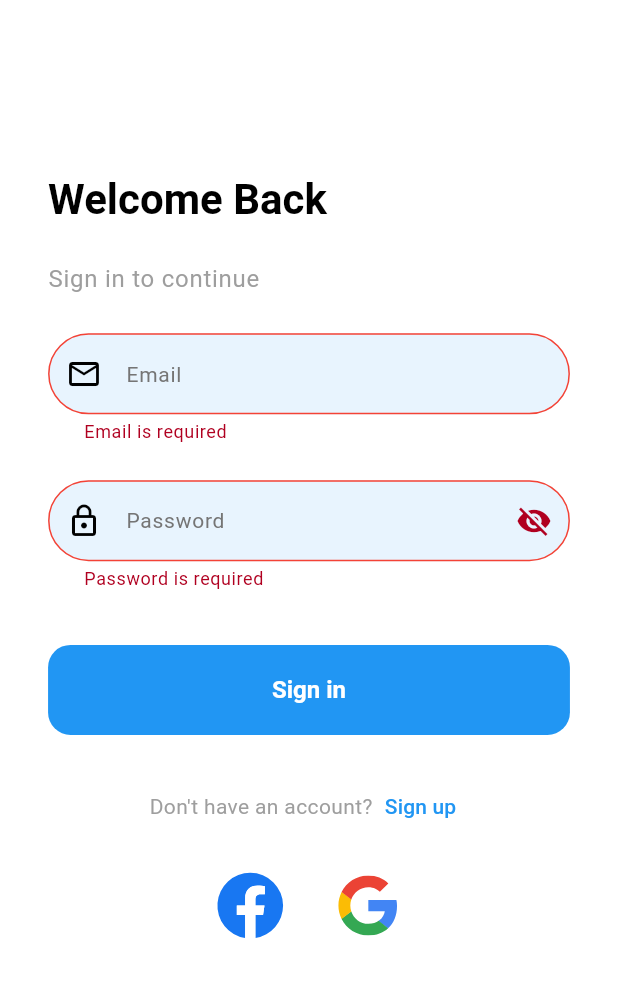
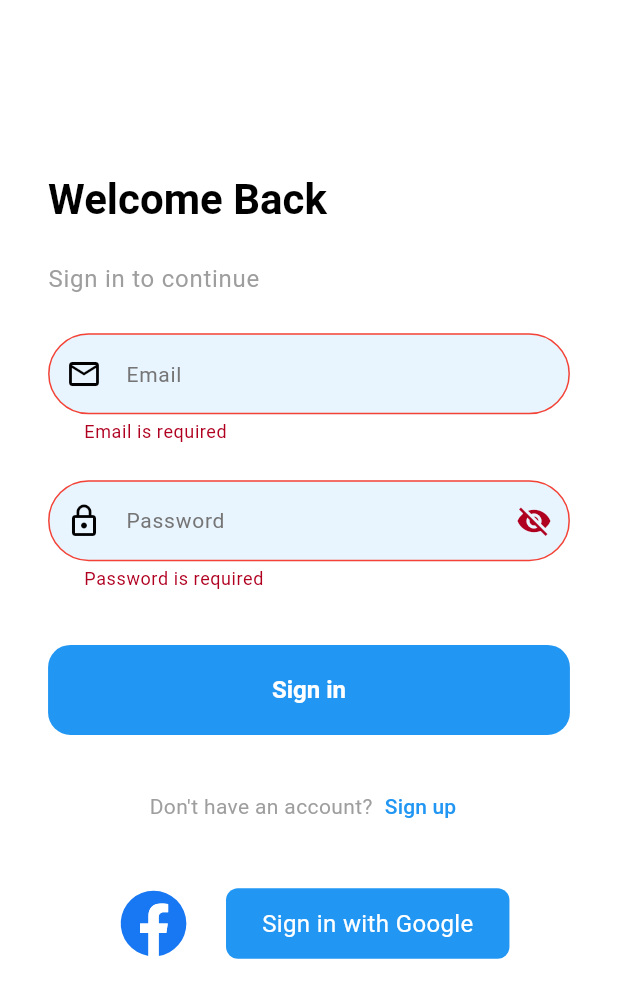
Before and after one commit to Mahfouz28/chat_app, a Flutter app: the screen it shows after launch, after a tap on "Sign in", on a phone screen of 412 x 824 dp. Shown: the top 998 px of the screen. Run offline on Flutter 3.47's test engine with Material 3 defaults, Android fonts, the phone set to English and light mode, and no system bars; our stand-ins replace animated_text_kit, app_links, audioplayers, bloc, equatable, flutter_bloc and 5 more; missing offline and left inert: record; accounts and stored records are empty.

Commit message:
fix googel sign in  and insert the full data of user so he can chat

```diff
--- a/lib/logic/cubit/providers/auth_providers_cubit.dart
+++ b/lib/logic/cubit/providers/auth_providers_cubit.dart
@@ -1,3 +1,4 @@
+import 'package:chat_app/data/model/user_model.dart';
 import 'package:flutter_bloc/flutter_bloc.dart';
 import 'package:chat_app/logic/cubit/providers/auth_providers_state.dart';
 import 'package:supabase_flutter/supabase_flutter.dart';
@@ -19,18 +20,59 @@ class AuthProvidersCubit extends Cubit<AuthProvidersState> {
         redirectTo: 'io.supabase.chatapp://login-callback',
       );
     } catch (e) {
-      emit(AuthProvidersError(e.toString()));
+      emit(AuthProvidersError("Google Sign-In failed: $e"));
     }
   }
 
   void _initDeepLinks() {
-    _appLinks.uriLinkStream.listen((uri) async {
-      if (uri.toString().contains('login-callback')) {
-        final session = _supabase.auth.currentSession;
-        if (session != null) {
-          emit(AuthProvidersSuccess(session));
-        } else {
-          emit(AuthProvidersError("No session returned"));
+    // Listen to auth state changes
+    _supabase.auth.onAuthStateChange.listen((event) async {
+      final session = event.session;
+      if (session != null) {
+        final user = session.user;
+        emit(AuthProvidersLoading());
+
+        try {
+          // Check if user exists by Supabase Auth ID
+          final existingUser = await _supabase
+              .from('users')
+              .select()
+              .eq('id', user.id)
+              .maybeSingle();
+
+          late Map<String, dynamic> userData;
+
+          if (existingUser != null) {
+            userData = existingUser;
+          } else {
+            final fullName =
+                user.userMetadata?['full_name'] ?? user.email?.split('@')[0];
+            final username = fullName?.replaceAll(' ', '_');
+
+            final newUser = await _supabase
+                .from('users')
+                .insert({
+                  'id': user.id,
+                  'full_name': fullName,
+                  'email': user.email,
+                  'username': username,
+                  'phone_number': '',
+                  'fcm_token': '',
+                  'block_users': [],
+                  'is_online': false,
+                  'last_seen': DateTime.now().toUtc().toIso8601String(),
+                  'created_at': DateTime.now().toUtc().toIso8601String(),
+                })
+                .select()
+                .single();
+
+            userData = newUser;
+          }
+
+          final userModel = UserModel.fromSupabase(userData);
+          emit(AuthProvidersSuccess(userModel));
+        } catch (e) {
+          emit(AuthProvidersError("DB error: $e"));
         }
       }
     });
--- a/lib/logic/cubit/providers/auth_providers_state.dart
+++ b/lib/logic/cubit/providers/auth_providers_state.dart
@@ -1,4 +1,5 @@
 import 'package:supabase_flutter/supabase_flutter.dart';
+import 'package:chat_app/data/model/user_model.dart';
 
 class AuthProvidersState {}
 
@@ -6,9 +7,10 @@ class AuthProvidersInitial extends AuthProvidersState {}
 
 class AuthProvidersLoading extends AuthProvidersState {}
 
+// Updated to hold UserModel
 class AuthProvidersSuccess extends AuthProvidersState {
-  final Session session;
-  AuthProvidersSuccess(this.session);
+  final UserModel user;
+  AuthProvidersSuccess(this.user);
 }
 
 class AuthProvidersError extends AuthProvidersState {
--- a/lib/presentation/screens/auth/login_screen.dart
+++ b/lib/presentation/screens/auth/login_screen.dart
@@ -3,14 +3,15 @@ import 'package:chat_app/core/common/custom_text_botton.dart';
 import 'package:chat_app/core/common/custom_text_field.dart';
 import 'package:chat_app/core/common/snackBar.dart';
 import 'package:chat_app/data/repo/auth_repo.dart';
+import 'package:chat_app/logic/cubit/auth/auth_cubit.dart';
+import 'package:chat_app/logic/cubit/auth/auth_state.dart';
+import 'package:chat_app/presentation/screens/auth/complete_details_screen.dart';
+import 'package:chat_app/presentation/screens/auth/sign_up_screen.dart';
+import 'package:chat_app/presentation/screens/home/home_screen.dart';
 import 'package:chat_app/logic/cubit/providers/auth_providers_cubit.dart';
 import 'package:chat_app/logic/cubit/providers/auth_providers_state.dart';
-import 'package:chat_app/presentation/screens/auth/sign_up_screen.dart';
-import 'package:chat_app/logic/cubit/auth/auth_cubit.dart';
-import 'package:chat_app/logic/cubit/auth/auth_state.dart';
-import 'package:chat_app/presentation/screens/home/home_screen.dart';
+import 'package:flutter/material.dart';
 import 'package:flutter_bloc/flutter_bloc.dart';
-import 'package:flutter/material.dart';
 import 'package:flutter_screenutil/flutter_screenutil.dart';
 import 'package:flutter_svg/svg.dart';
 
@@ -27,30 +28,48 @@ class _LoginScreenState extends State<LoginScreen> {
   final formKey = GlobalKey<FormState>();
   bool isPasswordVisible = false;
 
-  final emailFocusNode = FocusNode();
-  final passwordFocusNode = FocusNode();
-
   @override
   void dispose() {
     emailController.dispose();
     passwordController.dispose();
-    emailFocusNode.dispose();
-    passwordFocusNode.dispose();
     super.dispose();
   }
 
   @override
   Widget build(BuildContext context) {
-    return BlocProvider(
-      create: (context) => AuthCubit(AuthRepository()),
-      child: BlocProvider(
-        create: (context) => AuthProvidersCubit(),
+    return MultiBlocProvider(
+      providers: [
+        BlocProvider(create: (_) => AuthCubit(AuthRepository())),
+        BlocProvider(create: (_) => AuthProvidersCubit()),
+      ],
       child: Scaffold(
-          body: BlocConsumer<AuthCubit, AuthState>(
+        body: BlocListener<AuthProvidersCubit, AuthProvidersState>(
           listener: (context, state) {
-              if (state is AuthLoading) {
-              } else if (state is AuthSuccess) {
-                // Navigate to HomeScreen
+            if (state is AuthProvidersSuccess) {
+              if (state.user.fullName.isNotEmpty) {
+                Navigator.pushReplacement(
+                  context,
+                  MaterialPageRoute(builder: (_) => HomePage()),
+                );
+              } else {
+                // New user → complete details
+                Navigator.pushReplacement(
+                  context,
+                  MaterialPageRoute(
+                    builder: (_) => CompleteDetailsScreen(
+                      email: state.user.email,
+                      fullName: state.user.fullName,
+                    ),
+                  ),
+                );
+              }
+            } else if (state is AuthProvidersError) {
+              AppSnackBar.show(context, message: state.error, isError: true);
+            }
+          },
+          child: BlocConsumer<AuthCubit, AuthState>(
+            listener: (context, state) {
+              if (state is AuthSuccess) {
                 Navigator.pushReplacement(
                   context,
                   MaterialPageRoute(builder: (_) => const HomePage()),
@@ -61,14 +80,6 @@ class _LoginScreenState extends State<LoginScreen> {
               }
             },
             builder: (context, state) {
-              if (state is AuthLoading) {
-                Container(
-                  color: Colors.black.withOpacity(0.4), // خلفية شفافة
-                  child: const Center(
-                    child: CircularProgressIndicator(color: Colors.blue),
-                  ),
-                );
-              }
               return Stack(
                 children: [
                   Form(
@@ -79,24 +90,23 @@ class _LoginScreenState extends State<LoginScreen> {
                         child: Column(
                           crossAxisAlignment: CrossAxisAlignment.start,
                           children: [
-                            69.verticalSpace,
+                            SizedBox(height: 69.h),
                             Text(
                               'Welcome Back',
                               style: Theme.of(context).textTheme.headlineMedium
                                   ?.copyWith(fontWeight: FontWeight.bold),
                             ),
-                            20.verticalSpace,
+                            SizedBox(height: 20.h),
                             Text(
                               'Sign in to continue',
                               style: Theme.of(context).textTheme.bodyLarge
                                   ?.copyWith(color: Colors.grey),
                             ),
-                            20.verticalSpace,
+                            SizedBox(height: 20.h),
                             CustomTextFormField(
                               hintText: 'Email',
                               prefixIcon: const Icon(Icons.email_outlined),
                               controller: emailController,
-                              focusNode: emailFocusNode,
                               keyboardType: TextInputType.emailAddress,
                               validator: (value) {
                                 if (value == null || value.trim().isEmpty) {
@@ -110,12 +120,11 @@ class _LoginScreenState extends State<LoginScreen> {
                                 return null;
                               },
                             ),
-                            20.verticalSpace,
+                            SizedBox(height: 20.h),
                             CustomTextFormField(
                               hintText: 'Password',
                               obscureText: !isPasswordVisible,
                               controller: passwordController,
-                              focusNode: passwordFocusNode,
                               prefixIcon: const Icon(Icons.lock_outline),
                               suffixIcon: IconButton(
                                 icon: Icon(
@@ -139,22 +148,24 @@ class _LoginScreenState extends State<LoginScreen> {
                                 return null;
                               },
                             ),
-                            30.verticalSpace,
-
+                            SizedBox(height: 30.h),
                             CustomButton(
                               text: state is AuthLoading
                                   ? "Signing in..."
                                   : "Sign in",
-                              onPressed: () {
+                              onPressed: state is AuthLoading
+                                  ? () {}
+                                  : () {
                                       if (formKey.currentState!.validate()) {
                                         context.read<AuthCubit>().signIn(
                                           email: emailController.text.trim(),
-                                    password: passwordController.text.trim(),
+                                          password: passwordController.text
+                                              .trim(),
                                         );
                                       }
                                     },
                             ),
-                            20.verticalSpace,
+                            SizedBox(height: 20.h),
                             Row(
                               mainAxisAlignment: MainAxisAlignment.center,
                               children: [
@@ -178,7 +189,7 @@ class _LoginScreenState extends State<LoginScreen> {
                                 ),
                               ],
                             ),
-                            10.verticalSpace,
+                            SizedBox(height: 20.h),
                             Row(
                               mainAxisAlignment: MainAxisAlignment.center,
                               children: [
@@ -191,47 +202,48 @@ class _LoginScreenState extends State<LoginScreen> {
                                     width: 50,
                                   ),
                                 ),
-                                16.horizontalSpace,
-
-                                BlocConsumer<
+                                SizedBox(width: 16.w),
+                                BlocBuilder<
                                   AuthProvidersCubit,
                                   AuthProvidersState
                                 >(
-                                  listener: (context, state) {
-                                    if (state is AuthProvidersSuccess) {
-                                      Navigator.pushReplacement(
-                                        context,
-                                        MaterialPageRoute(
-                                          builder: (_) => const HomePage(),
-                                        ),
-                                      );
-                                    } else if (state is AuthProvidersError) {
-                                      AppSnackBar.show(
-                                        context,
-                                        message: state.error,
-                                        isError: true,
-                                      );
-                                    }
-                                  },
                                   builder: (context, state) {
-                                    if (state is AuthProvidersLoading) {
-                                      return const CircularProgressIndicator(
-                                        color: Colors.blue,
-                                      );
-                                    }
-                                    return GestureDetector(
-                                      onTap: () {
+                                    return InkWell(
+                                      onTap: state is AuthProvidersLoading
+                                          ? null
+                                          : () {
                                               context
                                                   .read<AuthProvidersCubit>()
                                                   .signInWithGoogle();
                                             },
-                                      child: CircleAvatar(
-                                        backgroundColor: Colors.white,
-                                        radius: 30,
-                                        child: SvgPicture.asset(
-                                          AppSvg.google,
-                                          height: 40,
-                                          width: 40,
+                                      borderRadius: BorderRadius.circular(8),
+                                      child: Container(
+                                        padding: const EdgeInsets.symmetric(
+                                          vertical: 12,
+                                          horizontal: 24,
+                                        ),
+                                        decoration: BoxDecoration(
+                                          color: Colors.blue,
+                                          borderRadius: BorderRadius.circular(
+                                            8,
+                                          ),
+                                        ),
+                                        child: state is AuthProvidersLoading
+                                            ? const SizedBox(
+                                                height: 20,
+                                                width: 20,
+                                                child:
+                                                    CircularProgressIndicator(
+                                                      color: Colors.white,
+                                                      strokeWidth: 2,
+                                                    ),
+                                              )
+                                            : const Text(
+                                                "Sign in with Google",
+                                                style: TextStyle(
+                                                  color: Colors.white,
+                                                  fontSize: 16,
+                                                ),
                                               ),
                                       ),
                                     );
@@ -244,6 +256,13 @@ class _LoginScreenState extends State<LoginScreen> {
                       ),
                     ),
                   ),
+                  if (state is AuthLoading)
+                    Container(
+                      color: Colors.black.withOpacity(0.4),
+                      child: const Center(
+                        child: CircularProgressIndicator(color: Colors.blue),
+                      ),
+                    ),
                 ],
               );
             },
--- a/lib/presentation/screens/chat/chat_messge_screen.dart
+++ b/lib/presentation/screens/chat/chat_messge_screen.dart
@@ -1,8 +1,5 @@
 import 'dart:core';
-import 'dart:io';
-import 'dart:math';
 import 'package:animated_text_kit/animated_text_kit.dart';
-import 'package:chat_app/config/theme/app_theme.dart';
 import 'package:chat_app/data/model/chat_messege_model.dart';
 import 'package:chat_app/logic/cubit/chat/chat_cubit.dart';
 import 'package:chat_app/logic/cubit/chat/chat_status.dart';
@@ -10,7 +7,6 @@ import 'package:flutter/material.dart';
 import 'package:flutter_bloc/flutter_bloc.dart';
 import 'package:flutter_screenutil/flutter_screenutil.dart';
 import 'package:record/record.dart';
-import 'package:path_provider/path_provider.dart';
 import 'package:supabase_flutter/supabase_flutter.dart';
 import 'package:audioplayers/audioplayers.dart';
 
```
Also changed, not shown: lib/data/repo/auth_providers.dart (+49 -12 lines), lib/presentation/screens/auth/complete_details_screen.dart (added, +161 -0 lines). Lines whose indentation alone changed are shown as unchanged.
